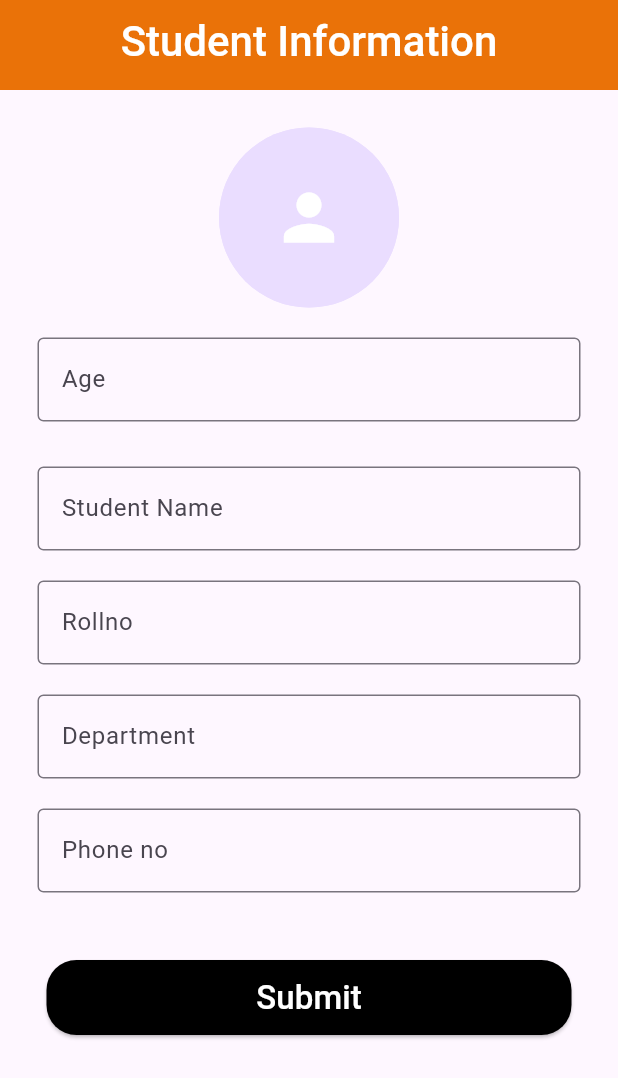
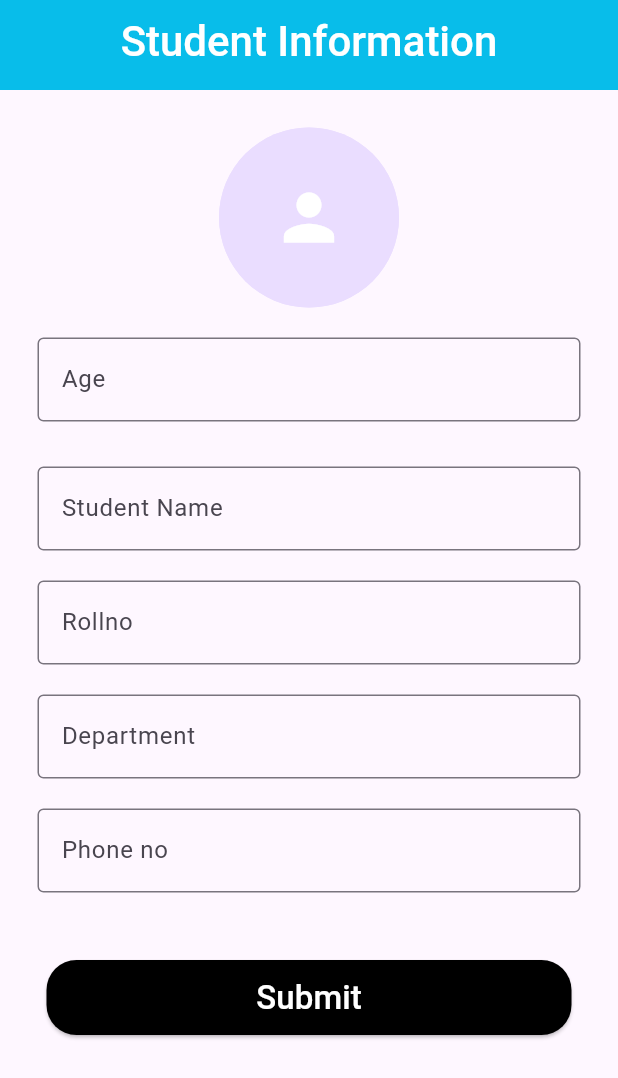
Before and after one commit to JomonJohnson9567/StudentmanagementApp_Getx, a Flutter app: the AddStudent screen opened directly, on a phone screen of 412 x 824 dp. Shown: the top 1078 px of the screen. Run offline on Flutter 3.47's test engine with Material 3 defaults, Android fonts, the phone set to English and light mode, and no system bars; our stand-ins replace get, image_picker, sqflite; accounts and stored records are empty.

Commit message:
trial commit

```diff
--- a/lib/screens/add_student.dart
+++ b/lib/screens/add_student.dart
@@ -39,7 +39,7 @@ class _AddStudentState extends State<AddStudent> {
         preferredSize: Size.fromHeight(60),
         child: AppbarWidget(
           title: "Student Information",
-          backgroundColor: Color.fromARGB(255, 234, 114, 8),
+          backgroundColor: Color.fromARGB(255, 8, 189, 234),
           fontWeight: FontWeight.w500,
         ),
       ),
```
